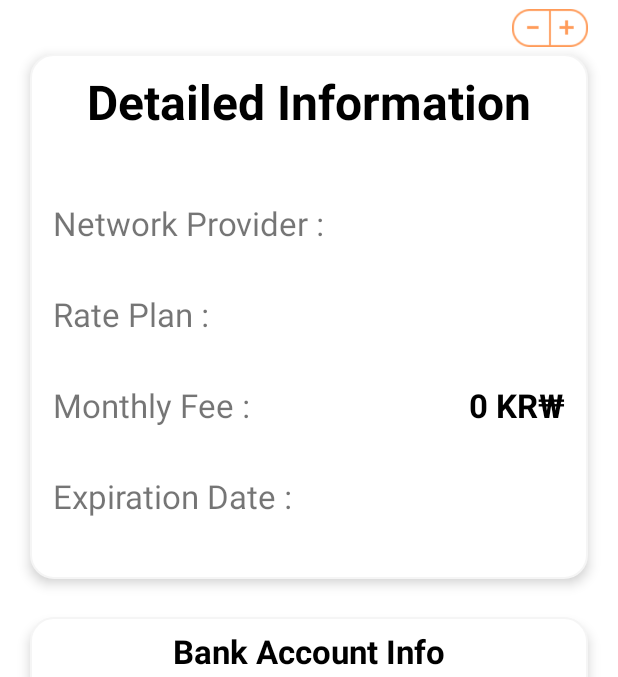
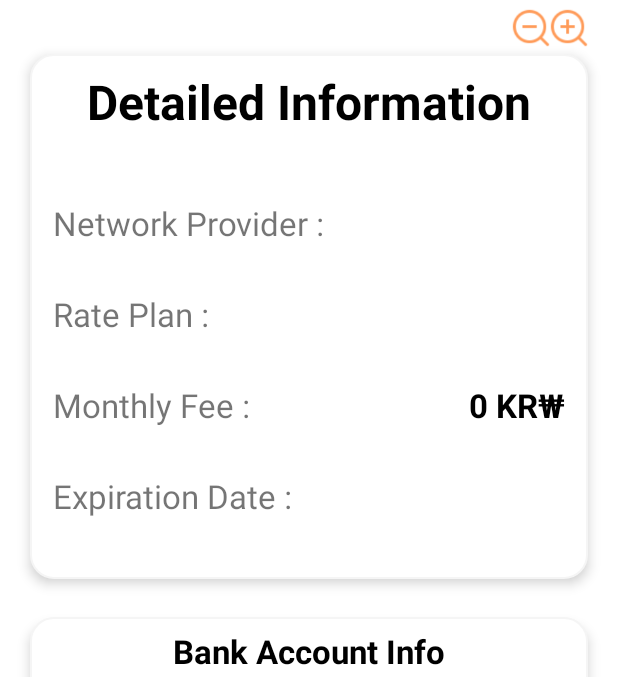
Before and after one commit to Bansj/prepaid_Smartel, an Android app: the PrepaidInfoActivity screen opened directly, with no data from a screen before it, on a phone screen of 412 x 824 dp, the part 99-776 px from its top. Run offline under Robolectric (Android 15) with nearby library versions, the phone set to English and light mode, and no system bars.

Commit message:
글자크기 수정하는 버튼 모양 변경

```diff
--- a/app/src/main/res/layout/activity_prepaid_info.xml
+++ b/app/src/main/res/layout/activity_prepaid_info.xml
@@ -47,7 +47,7 @@
             android:layout_height="25dp"
             android:background="@color/white"
             android:scaleType="fitXY"
-            android:src="@drawable/m_btn"
+            android:src="@drawable/btn_magnifier_decrease"
             app:layout_constraintBottom_toBottomOf="parent"
             app:layout_constraintEnd_toStartOf="@+id/increaseButton"
             app:layout_constraintStart_toStartOf="parent"
@@ -57,7 +57,7 @@
             android:id="@+id/increaseButton"
             android:layout_width="25dp"
             android:layout_height="25dp"
-            android:src="@drawable/p_btn"
+            android:src="@drawable/btn_magnifier_increase"
             android:background="@color/white"
             android:scaleType="fitXY"
             app:layout_constraintBottom_toBottomOf="parent"
```
